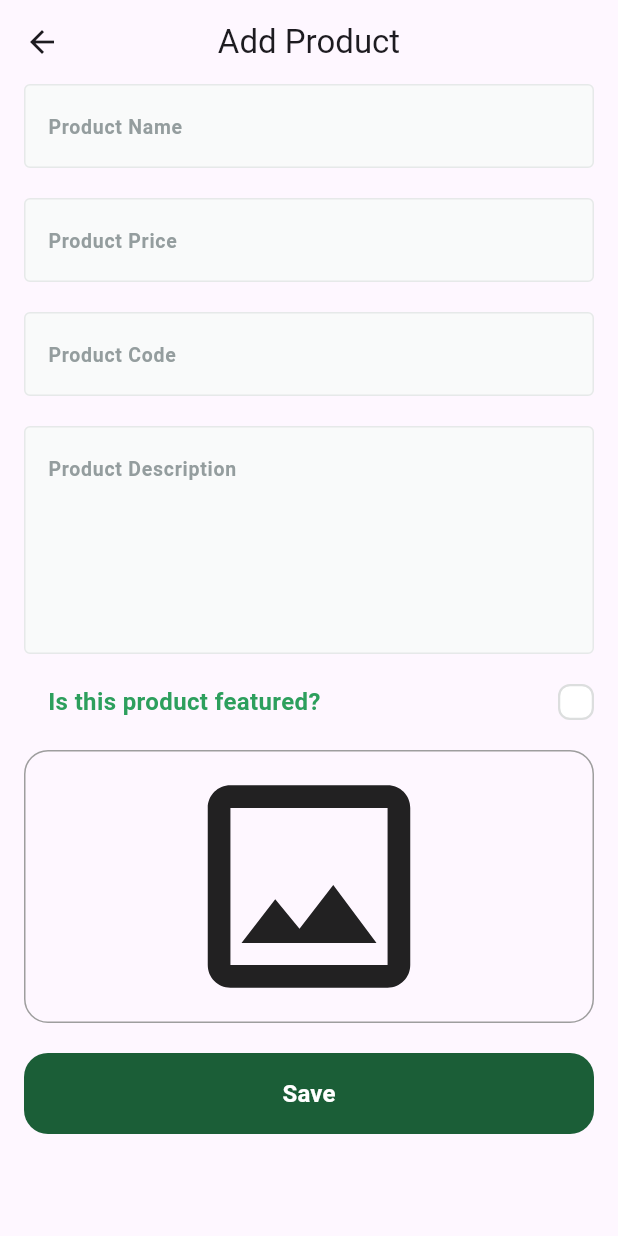
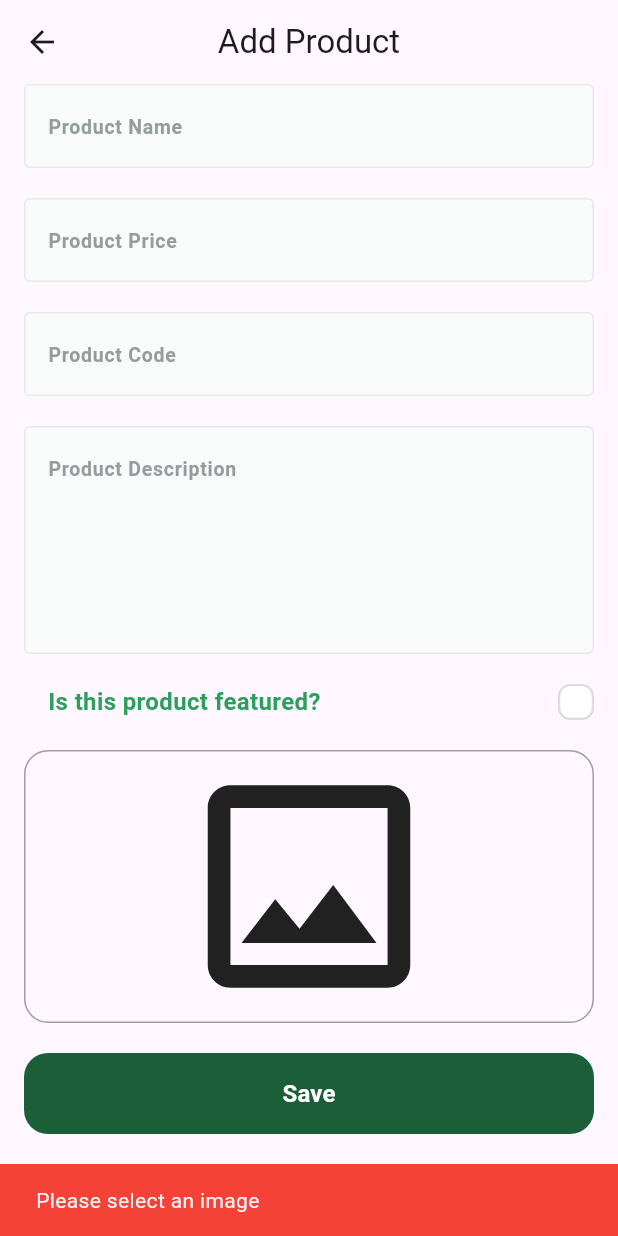
Before and after one commit to yehiaelashmawy/fruit_hub_dash_bord, a Flutter app: the AddProductView screen opened by its route, after a tap on "Save", on a phone screen of 412 x 824 dp. Run offline on Flutter 3.47's test engine with Material 3 defaults, Android fonts, the phone set to English and light mode, and no system bars; drawn by our look-alikes of skeletonizer; our stand-ins replace firebase_core, image_picker; accounts and stored records are empty.

Commit message:
validate add product form

```diff
--- a/lib/core/widgets/custom_text_form_feild.dart
+++ b/lib/core/widgets/custom_text_form_feild.dart
@@ -26,7 +26,7 @@ class CustomTextFormFeild extends StatelessWidget {
       onSaved: onSaved,
       validator: (value) {
         if (value == null || value.isEmpty) {
-          return 'هذا الحقل مطلوب';
+          return 'Please enter $hintText';
         }
         return null;
       },
--- a/lib/features/add_product/presentation/view/widgets/add_product_view_body.dart
+++ b/lib/features/add_product/presentation/view/widgets/add_product_view_body.dart
@@ -1,3 +1,4 @@
+import 'dart:io';
 import 'package:flutter/material.dart';
 import 'package:fruit_hub_dash_bord/core/widgets/custom_button.dart';
 import 'package:fruit_hub_dash_bord/features/add_product/presentation/view/widgets/is_featured_cheackbox.dart';
@@ -14,6 +15,11 @@ class AddProductViewBody extends StatefulWidget {
 class _AddProductViewBodyState extends State<AddProductViewBody> {
   final GlobalKey<FormState> _formKey = GlobalKey<FormState>();
   AutovalidateMode autovalidateMode = AutovalidateMode.disabled;
+
+  late String name, code, description;
+  late num price;
+  bool isFeatured = false;
+  File? image;
   @override
   Widget build(BuildContext context) {
     return Padding(
@@ -25,33 +31,77 @@ class _AddProductViewBodyState extends State<AddProductViewBody> {
           child: Column(
             children: [
               CustomTextFormFeild(
+                onSaved: (value) {
+                  name = value!;
+                },
                 hintText: 'Product Name',
                 textInputType: TextInputType.text,
               ),
               SizedBox(height: 20),
               CustomTextFormFeild(
+                onSaved: (value) {
+                  if (num.tryParse(value!) != null) {
+                    price = num.parse(value);
+                  } else {
+                    ScaffoldMessenger.of(context).showSnackBar(
+                      const SnackBar(
+                        content: Text('Please enter a valid number'),
+                      ),
+                    );
+                  }
+                },
                 hintText: 'Product Price',
                 textInputType: TextInputType.number,
               ),
               SizedBox(height: 20),
               CustomTextFormFeild(
+                onSaved: (value) {
+                  code = value!.toLowerCase();
+                },
                 hintText: 'Product Code ',
                 textInputType: TextInputType.number,
               ),
               SizedBox(height: 20),
               CustomTextFormFeild(
+                onSaved: (value) {
+                  description = value!;
+                },
                 maxLines: 5,
                 hintText: 'Product Description',
                 textInputType: TextInputType.text,
               ),
               SizedBox(height: 20),
-              IsFeaturdCheackBox(isCheked: true, onChanged: (value) {}),
+              IsFeaturdCheackBox(
+                onChanged: (value) {
+                  isFeatured = value;
+                },
+              ),
               SizedBox(height: 20),
 
-              ImageFelid(onFileChange: (file) {}),
+              ImageFelid(
+                onFileChange: (file) {
+                  image = file;
+                },
+              ),
 
               SizedBox(height: 20),
-              CustomButton(onPressed: () {}, text: 'Save'),
+              CustomButton(
+                onPressed: () {
+                  if (image != null) {
+                    if (_formKey.currentState!.validate()) {
+                      _formKey.currentState!.save();
+                    } else {
+                      setState(() {
+                        autovalidateMode = AutovalidateMode.always;
+                        setState(() {});
+                      });
+                    }
+                  } else {
+                    showErrorBar(context);
+                  }
+                },
+                text: 'Save',
+              ),
               SizedBox(height: 30),
             ],
           ),
@@ -59,4 +109,13 @@ class _AddProductViewBodyState extends State<AddProductViewBody> {
       ),
     );
   }
+
+  void showErrorBar(context) {
+    ScaffoldMessenger.of(context).showSnackBar(
+      const SnackBar(
+        content: Text('Please select an image'),
+        backgroundColor: Colors.red,
+      ),
+    );
+  }
 }
--- a/lib/features/add_product/presentation/view/widgets/is_featured_cheackbox.dart
+++ b/lib/features/add_product/presentation/view/widgets/is_featured_cheackbox.dart
@@ -4,11 +4,7 @@ import 'package:fruit_hub_dash_bord/features/add_product/presentation/view/widge
 import '../../../../../core/utils/app_text_style.dart';
 
 class IsFeaturdCheackBox extends StatefulWidget {
-  const IsFeaturdCheackBox({
-    super.key,
-    required this.onChanged,
-    required bool isCheked,
-  });
+  const IsFeaturdCheackBox({super.key, required this.onChanged});
 
   final ValueChanged<bool> onChanged;
 
```
